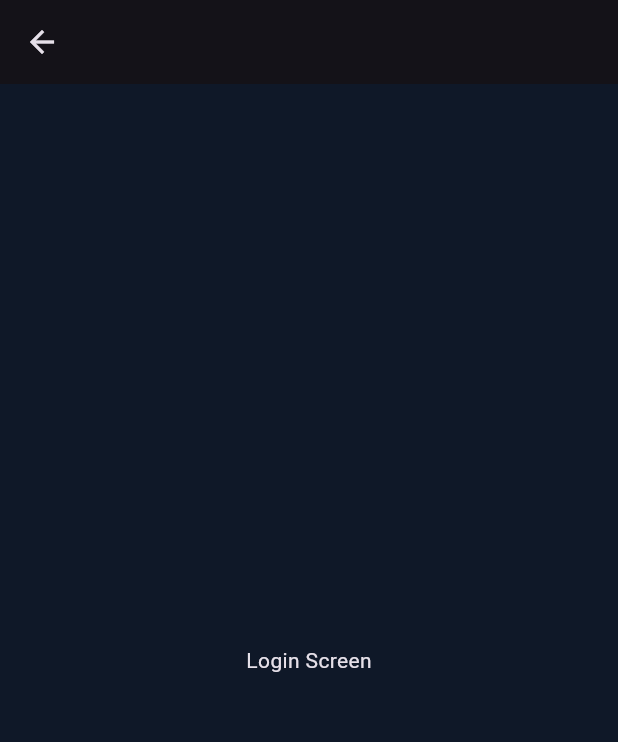
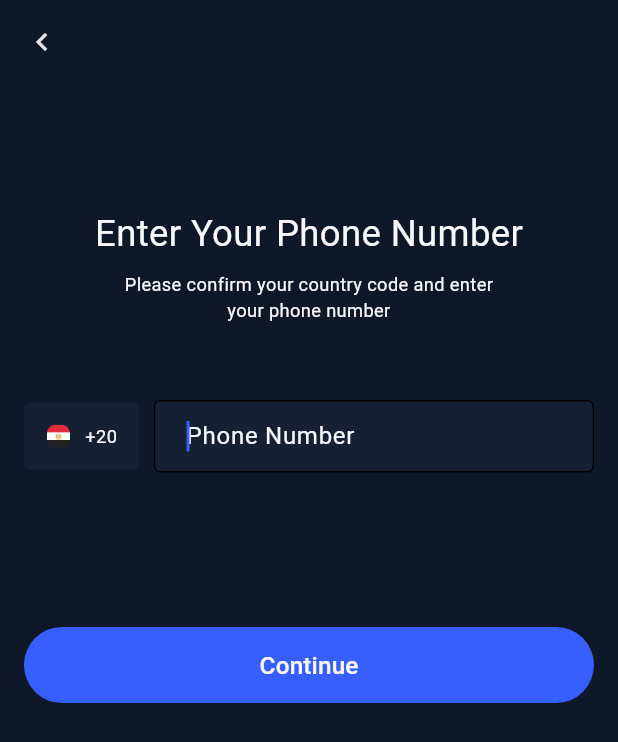
Before and after one commit to Mohammed-Mahmoud0/LinkUp, a Flutter app: the screen it shows after launch, after a tap on "Start Messaging", on a phone screen of 412 x 824 dp. Shown: the top 742 px of the screen. Run offline on Flutter 3.47's test engine with Material 3 defaults, Android fonts, the phone set to English and light mode, and no system bars; our stand-ins replace firebase_core, flutter_screenutil; accounts and stored records are empty.

Commit message:
phone_verification and login screens ui is completed

```diff
--- /dev/null
+++ b/devtools_options.yaml
@@ -0,0 +1,3 @@
+description: This file stores settings for Dart & Flutter DevTools.
+documentation: https://docs.flutter.dev/tools/devtools/extensions#configure-extension-enablement-states
+extensions:
--- /dev/null
+++ b/lib/core/widgets/app_text_form_field.dart
@@ -0,0 +1,94 @@
+import 'package:flutter/material.dart';
+import 'package:flutter_screenutil/flutter_screenutil.dart';
+import 'package:link_up/core/theming/colors.dart';
+
+class AppTextFormField extends StatelessWidget {
+  final EdgeInsetsGeometry? contentPadding;
+  final InputBorder? focusedBorder;
+  final InputBorder? enabledBorder;
+  final TextStyle? inputTextStyle;
+  final TextStyle? hintStyle;
+  final String hintText;
+  final bool? isObscureText;
+  final Widget? suffixIcon;
+  final Color? backgroundColor;
+  final TextEditingController? controller;
+  final TextInputType? keyboardType;
+  final bool? autoFocus;
+
+  const AppTextFormField({
+    super.key,
+    this.contentPadding,
+    this.focusedBorder,
+    this.enabledBorder,
+    this.inputTextStyle,
+    this.hintStyle,
+    required this.hintText,
+    this.isObscureText,
+    this.suffixIcon,
+    this.backgroundColor,
+    this.controller,
+    this.keyboardType,
+    this.autoFocus,
+  });
+
+  @override
+  Widget build(BuildContext context) {
+    return TextFormField(
+      controller: controller,
+      decoration: InputDecoration(
+        isDense: true,
+        contentPadding: contentPadding ??
+            EdgeInsets.symmetric(
+              horizontal: 20.w,
+              vertical: 18.h,
+            ),
+        focusedBorder: focusedBorder ??
+            OutlineInputBorder(
+              borderSide: const BorderSide(
+                color: ColorsManager.mainBlue,
+                width: 1.3,
+              ),
+              borderRadius: BorderRadius.circular(
+                16.0,
+              ),
+            ),
+        enabledBorder: enabledBorder ??
+            OutlineInputBorder(
+              borderSide: const BorderSide(
+                color: ColorsManager.lighterGray,
+                width: 1.3,
+              ),
+              borderRadius: BorderRadius.circular(
+                16.0,
+              ),
+            ),
+        errorBorder: OutlineInputBorder(
+          borderSide: const BorderSide(
+            color: Colors.red,
+            width: 1.3,
+          ),
+          borderRadius: BorderRadius.circular(16.0),
+        ),
+        focusedErrorBorder: OutlineInputBorder(
+          borderSide: const BorderSide(
+            color: Colors.red,
+            width: 1.3,
+          ),
+          borderRadius: BorderRadius.circular(16.0),
+        ),
+        hintStyle: hintStyle,
+        hintText: hintText,
+        suffixIcon: suffixIcon,
+        fillColor: backgroundColor ?? ColorsManager.moreLightGray,
+        filled: true,
+      ),
+      obscureText: isObscureText ?? false,
+      style: inputTextStyle,
+      keyboardType: keyboardType ?? TextInputType.text,
+      cursorColor: ColorsManager.mainBlue,
+      cursorHeight: 20.h,
+      autofocus: autoFocus ?? false,
+    );
+  }
+}
--- a/lib/features/login/login_screen.dart
+++ b/lib/features/login/login_screen.dart
@@ -1,4 +1,9 @@
 import 'package:flutter/material.dart';
+import 'package:flutter_screenutil/flutter_screenutil.dart';
+import 'package:link_up/core/helpers/spacing.dart';
+import 'package:link_up/core/theming/colors.dart';
+import 'package:link_up/core/widgets/app_text_button.dart';
+import 'package:link_up/core/widgets/app_text_form_field.dart';
 
 class LoginScreen extends StatelessWidget {
   const LoginScreen({super.key});
@@ -6,8 +11,106 @@ class LoginScreen extends StatelessWidget {
   @override
   Widget build(BuildContext context) {
     return Scaffold(
-      appBar:AppBar(),
-      body: const Center(child: Text('Login Screen')),
+      appBar: AppBar(
+        backgroundColor: Colors.transparent,
+        leading: GestureDetector(
+          onTap: () => Navigator.pop(context),
+          child: const Icon(
+            Icons.keyboard_arrow_left,
+          ),
+        ),
+      ),
+      body: Padding(
+        padding: const EdgeInsets.all(16.0),
+        child: Center(
+          child: Column(
+            children: [
+              verticalSpace(64.h),
+              Text(
+                'Enter Your Phone Number',
+                style: TextStyle(
+                  fontSize: 24.sp,
+                  color: ColorsManager.offWhite,
+                ),
+              ),
+              verticalSpace(8.h),
+              Text(
+                'Please confirm your country code and enter\nyour phone number',
+                textAlign: TextAlign.center,
+                style: TextStyle(
+                  fontSize: 12.sp,
+                  color: ColorsManager.offWhite,
+                ),
+              ),
+              verticalSpace(50.h),
+              Row(
+                children: [
+                  Container(
+                    height: 44.h,
+                    width: 70.w,
+                    decoration: BoxDecoration(
+                      color: ColorsManager.dark,
+                      borderRadius: BorderRadius.circular(4.r),
+                    ),
+                    child: Row(
+                      mainAxisAlignment: MainAxisAlignment.center,
+                      children: [
+                        Image.asset(
+                          'assets/images/Flag.png',
+                          height: 16.h,
+                        ),
+                        horizontalSpace(8.w),
+                        Text(
+                          '+20',
+                          style: TextStyle(
+                            color: ColorsManager.offWhite,
+                            fontSize: 12.sp,
+                          ),
+                        ),
+                      ],
+                    ),
+                  ),
+                  horizontalSpace(8.w),
+                  Expanded(
+                    child: AppTextFormField(
+                      backgroundColor: ColorsManager.dark,
+                      contentPadding: EdgeInsets.symmetric(
+                        horizontal: 16.w,
+                        vertical: 12.h,
+                      ),
+                      enabledBorder: OutlineInputBorder(
+                        borderRadius: BorderRadius.circular(4.r),
+                      ),
+                      focusedBorder: OutlineInputBorder(
+                        borderRadius: BorderRadius.circular(4.r),
+                      ),
+                      hintText: 'Phone Number',
+                      hintStyle: const TextStyle(
+                        color: ColorsManager.offWhite,
+                      ),
+                      keyboardType: TextInputType.number,
+                      autoFocus: true,
+                    ),
+                  ),
+                ],
+              ),
+              verticalSpace(100.h),
+              AppTextButton(
+                buttonText: 'Continue',
+                textStyle: TextStyle(
+                  color: ColorsManager.offWhite,
+                  fontSize: 16.sp,
+                ),
+                borderRadius: 30.r,
+                onPressed: () {
+                  Navigator.pushNamed(context, '/phone_verification');
+                },
+
+              ),
+            ],
+          ),
+        ),
+      ),
     );
   }
 }
--- a/lib/features/onboarding/onboarding_screen.dart
+++ b/lib/features/onboarding/onboarding_screen.dart
@@ -3,7 +3,6 @@ import 'package:flutter_screenutil/flutter_screenutil.dart';
 import 'package:link_up/core/helpers/spacing.dart';
 import 'package:link_up/core/theming/colors.dart';
 import 'package:link_up/core/widgets/app_text_button.dart';
-import 'package:link_up/features/login/login_screen.dart';
 
 class OnboardingScreen extends StatelessWidget {
   const OnboardingScreen({super.key});
@@ -43,10 +42,7 @@ class OnboardingScreen extends StatelessWidget {
               ),
               borderRadius: 30.r,
               onPressed: () {
-                Navigator.push(
-                    context,
-                    MaterialPageRoute(
-                        builder: (context) => const LoginScreen()));
+                Navigator.pushNamed(context, '/login');
               },
             ),
           ],
--- a/lib/link_up.dart
+++ b/lib/link_up.dart
@@ -2,7 +2,9 @@ import 'package:flutter/material.dart';
 import 'package:flutter/services.dart';
 import 'package:flutter_screenutil/flutter_screenutil.dart';
 import 'package:link_up/core/theming/colors.dart';
+import 'package:link_up/features/login/login_screen.dart';
 import 'package:link_up/features/onboarding/onboarding_screen.dart';
+import 'package:link_up/features/phone_verfication/phone_verfication_screen.dart';
 
 class LinkUp extends StatelessWidget {
   const LinkUp({super.key});
@@ -22,7 +24,12 @@ class LinkUp extends StatelessWidget {
           scaffoldBackgroundColor: ColorsManager.backgroundDark,
         ),
         debugShowCheckedModeBanner: false,
-        home: const OnboardingScreen(),
+        routes: {
+          '/onboarding': (context) => const OnboardingScreen(),
+          '/login': (context) => const LoginScreen(),
+          '/phone_verification': (context) => PhoneVerificationScreen(),
+        },
+        initialRoute: '/onboarding',
       ),
     );
   }
```
Also changed, not shown: lib/features/phone_verfication/phone_verfication_screen.dart (added, +68 -0 lines), lib/features/phone_verfication/widgets/otp_input.dart (added, +77 -0 lines), assets/images/Flag.png (added).
